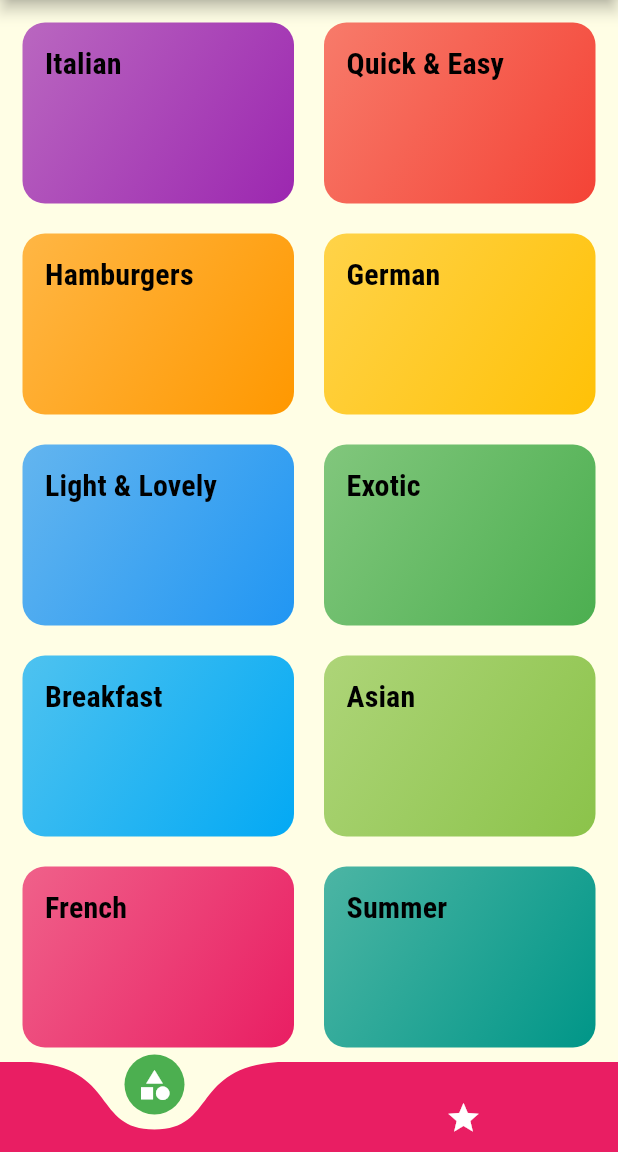
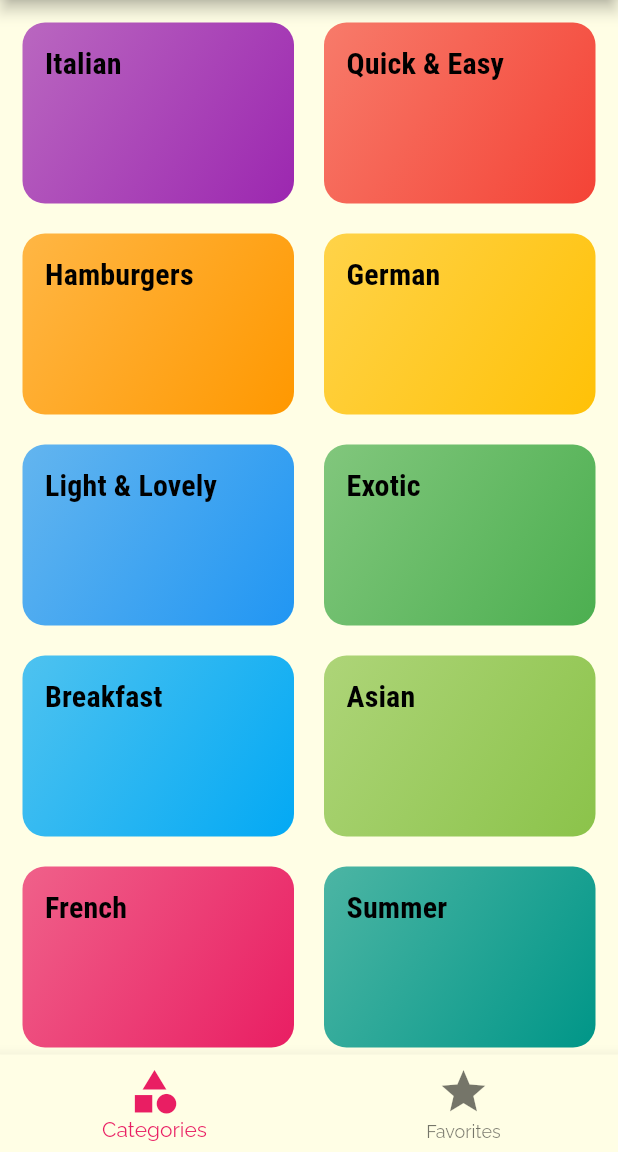
Before and after one commit to petrichor-hl/Meals-App, a Flutter app: the screen it shows after launch, on a phone screen of 412 x 824 dp, the part 84-1236 px from its top. Run offline on Flutter 3.47's test engine with Material 2 defaults, Android fonts, the phone set to English and light mode, and no system bars; drawn by our look-alikes of curved_navigation_bar.

Commit message:
Flutter update

```diff
--- a/lib/screens/tabs_screen.dart
+++ b/lib/screens/tabs_screen.dart
@@ -1,5 +1,4 @@
 import 'package:flutter/material.dart';
-import 'package:curved_navigation_bar/curved_navigation_bar.dart';
 
 import '../models/meal.dart';
 import '../widgets/main_drawer.dart';
@@ -48,23 +47,20 @@ class _TabsScreenState extends State<TabsScreen> {
       ),
       body: _pages[_selectedPageIndex]["page"] as Widget,
       drawer: const MainDrawer(),
-      bottomNavigationBar: CurvedNavigationBar(
-        color: Theme.of(context).primaryColor,
-        buttonBackgroundColor: Colors.green,
-        backgroundColor: Theme.of(context).canvasColor,
-        animationDuration: const Duration(milliseconds: 400),
-        height: 60,
-        onTap: _selectPage,
+      bottomNavigationBar: BottomNavigationBar(
+        iconSize: 35,
         items: const [
-          Icon(
-            Icons.category,
-            color: Colors.white,
+          BottomNavigationBarItem(
+            icon: Icon(Icons.category),
+            label: 'Categories',
           ),
-          Icon(
-            Icons.star,
-            color: Colors.white,
+          BottomNavigationBarItem(
+            icon: Icon(Icons.star),
+            label: 'Favorites',
           ),
         ],
+        onTap: _selectPage,
+        currentIndex: _selectedPageIndex,
       ),
     );
   }
```
Also changed, not shown: pubspec.lock.
